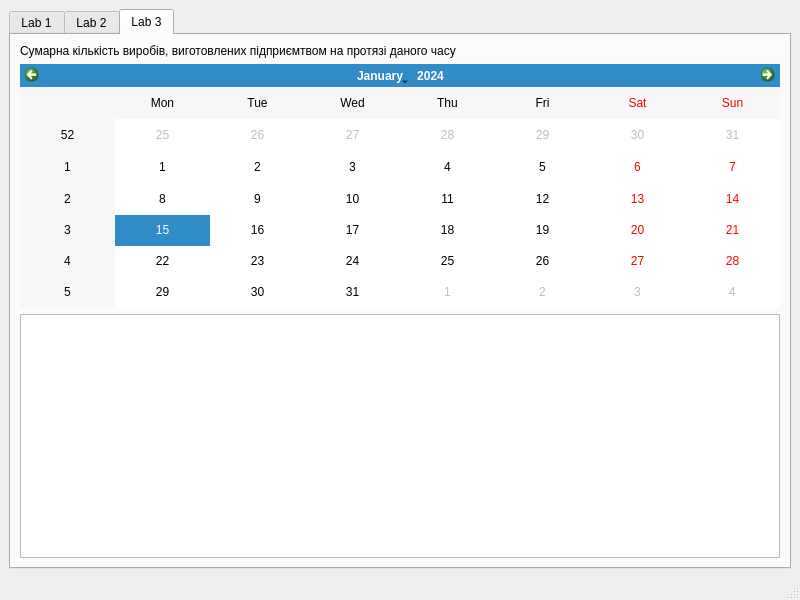
TereshkivS/TechOfPrg, file mainwindow.ui: the form before one commit.
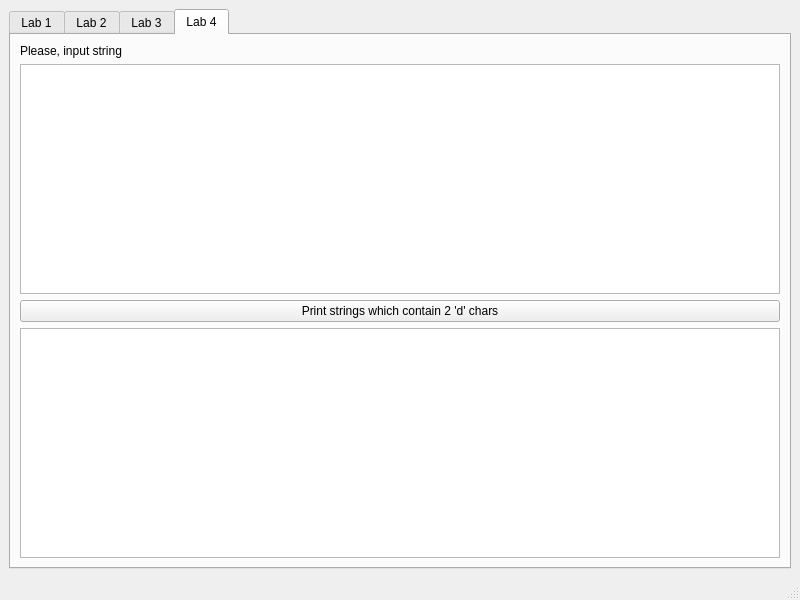
The form after the commit.

```diff
--- a/mainwindow.ui
+++ b/mainwindow.ui
@@ -20,7 +20,7 @@
       <item>
        <widget class="QTabWidget" name="tabWidget">
         <property name="currentIndex">
-         <number>2</number>
+         <number>3</number>
         </property>
         <property name="movable">
          <bool>false</bool>
@@ -298,6 +298,37 @@
           </item>
          </layout>
         </widget>
+        <widget class="QWidget" name="lab4Tab">
+         <attribute name="title">
+          <string>Lab 4</string>
+         </attribute>
+         <layout class="QGridLayout" name="gridLayout_2">
+          <item row="0" column="0">
+           <layout class="QVBoxLayout" name="verticalLayout_5">
+            <item>
+             <widget class="QLabel" name="label_2">
+              <property name="text">
+               <string>Please, input string</string>
+              </property>
+             </widget>
+            </item>
+            <item>
+             <widget class="QPlainTextEdit" name="inputPlainTextEdit"/>
+            </item>
+            <item>
+             <widget class="QPushButton" name="pushButton">
+              <property name="text">
+               <string>Print strings which contain 2 'd' chars</string>
+              </property>
+             </widget>
+            </item>
+            <item>
+             <widget class="QPlainTextEdit" name="outputPlainTextEdit"/>
+            </item>
+           </layout>
+          </item>
+         </layout>
+        </widget>
        </widget>
       </item>
      </layout>
```
